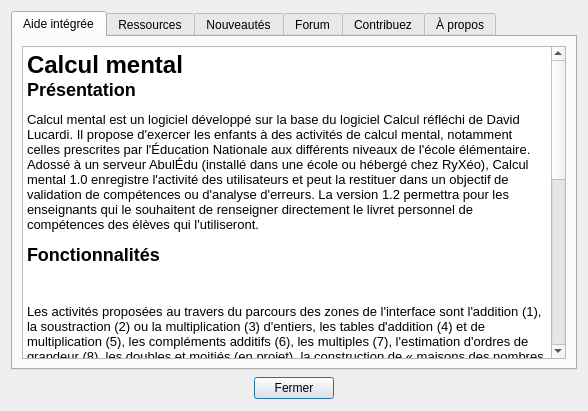
Qt form src/abuleduaproposv0.ui (Txikilinux/leterrier-calculment) before a commit.
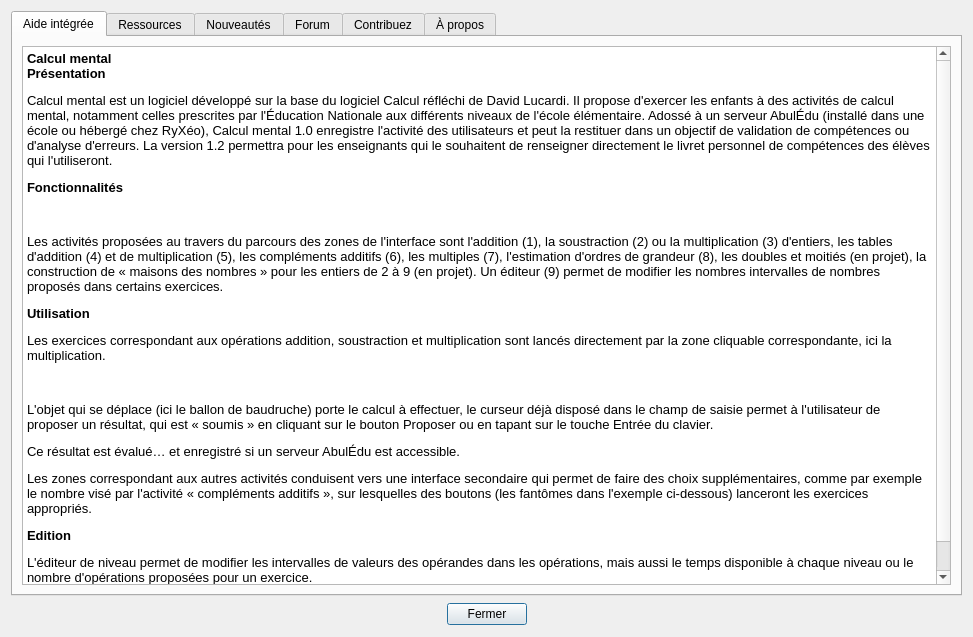
The same form after that commit. The open tabs and pages were chosen to show the change. Icons and pictures are not drawn.

Commit message: Intégration nouvelle boite à propos

The edit to the form file:
```diff
--- a/src/abuleduaproposv0.ui
+++ b/src/abuleduaproposv0.ui
@@ -6,8 +6,8 @@
    <rect>
     <x>0</x>
     <y>0</y>
-    <width>588</width>
-    <height>411</height>
+    <width>973</width>
+    <height>637</height>
    </rect>
   </property>
   <property name="windowTitle">
@@ -41,27 +41,27 @@
             <string>&lt;!DOCTYPE HTML PUBLIC &quot;-//W3C//DTD HTML 4.0//EN&quot; &quot;http://www.w3.org/TR/REC-html40/strict.dtd&quot;&gt;
 &lt;html&gt;&lt;head&gt;&lt;meta name=&quot;qrichtext&quot; content=&quot;1&quot; /&gt;&lt;title&gt;Aide Calculette&lt;/title&gt;&lt;style type=&quot;text/css&quot;&gt;
 p, li { white-space: pre-wrap; }
-&lt;/style&gt;&lt;/head&gt;&lt;body style=&quot; font-family:'Sans'; font-size:10pt; font-weight:400; font-style:normal;&quot;&gt;
+&lt;/style&gt;&lt;/head&gt;&lt;body style=&quot; font-family:'Sans Serif'; font-size:9pt; font-weight:400; font-style:normal;&quot;&gt;
 &lt;table border=&quot;0&quot; style=&quot;-qt-table-type: root; margin-top:4px; margin-bottom:4px; margin-left:4px; margin-right:4px;&quot;&gt;
 &lt;tr&gt;
 &lt;td style=&quot;border: none;&quot;&gt;
-&lt;p style=&quot; margin-top:0px; margin-bottom:0px; margin-left:0px; margin-right:0px; -qt-block-indent:0; text-indent:0px;&quot;&gt;&lt;a name=&quot;calcul_mental&quot;&gt;&lt;/a&gt;&lt;span style=&quot; font-size:xx-large; font-weight:600;&quot;&gt;C&lt;/span&gt;&lt;span style=&quot; font-size:xx-large; font-weight:600;&quot;&gt;alcul mental&lt;/span&gt;&lt;/p&gt;
-&lt;p style=&quot; margin-top:0px; margin-bottom:0px; margin-left:0px; margin-right:0px; -qt-block-indent:0; text-indent:0px;&quot;&gt;&lt;a name=&quot;presentation&quot;&gt;&lt;/a&gt;&lt;span style=&quot; font-size:x-large; font-weight:600;&quot;&gt;P&lt;/span&gt;&lt;span style=&quot; font-size:x-large; font-weight:600;&quot;&gt;résentation&lt;/span&gt;&lt;/p&gt;
-&lt;p style=&quot; margin-top:12px; margin-bottom:12px; margin-left:0px; margin-right:0px; -qt-block-indent:0; text-indent:0px;&quot;&gt;Calcul mental est un logiciel développé sur la base du logiciel Calcul réfléchi de David Lucardi. Il propose d'exercer les enfants à des activités de calcul mental, notamment celles prescrites par l'Éducation Nationale aux différents niveaux de l'école élémentaire. Adossé à un serveur AbulÉdu (installé dans une école ou hébergé chez RyXéo), Calcul mental 1.0 enregistre l'activité des utilisateurs et peut la restituer dans un objectif de validation de compétences ou d'analyse d'erreurs. La version 1.2 permettra pour les enseignants qui le souhaitent de renseigner directement le livret personnel de compétences des élèves qui l'utiliseront. &lt;/p&gt;
-&lt;p style=&quot; margin-top:0px; margin-bottom:0px; margin-left:0px; margin-right:0px; -qt-block-indent:0; text-indent:0px;&quot;&gt;&lt;a name=&quot;fonctionnalites&quot;&gt;&lt;/a&gt;&lt;span style=&quot; font-size:x-large; font-weight:600;&quot;&gt;F&lt;/span&gt;&lt;span style=&quot; font-size:x-large; font-weight:600;&quot;&gt;onctionnalités&lt;/span&gt;&lt;/p&gt;
-&lt;p style=&quot; margin-top:12px; margin-bottom:12px; margin-left:0px; margin-right:0px; -qt-block-indent:0; text-indent:0px;&quot;&gt;&lt;img src=&quot;data/images/leterrier-calculment-interface1.jpg&quot; /&gt; &lt;/p&gt;
-&lt;p style=&quot; margin-top:12px; margin-bottom:12px; margin-left:0px; margin-right:0px; -qt-block-indent:0; text-indent:0px;&quot;&gt;Les activités proposées au travers du parcours des zones de l'interface sont l'addition (1), la soustraction (2) ou la multiplication (3) d'entiers, les tables d'addition (4) et de multiplication (5), les compléments additifs (6), les multiples (7), l'estimation d'ordres de grandeur (8), les doubles et moitiés (en projet), la construction de « maisons des nombres » pour les entiers de 2 à 9 (en projet). Un éditeur (9) permet de modifier les nombres intervalles de nombres proposés dans certains exercices. &lt;/p&gt;
-&lt;p style=&quot; margin-top:0px; margin-bottom:0px; margin-left:0px; margin-right:0px; -qt-block-indent:0; text-indent:0px;&quot;&gt;&lt;a name=&quot;utilisation&quot;&gt;&lt;/a&gt;&lt;span style=&quot; font-size:x-large; font-weight:600;&quot;&gt;U&lt;/span&gt;&lt;span style=&quot; font-size:x-large; font-weight:600;&quot;&gt;tilisation&lt;/span&gt;&lt;/p&gt;
-&lt;p style=&quot; margin-top:12px; margin-bottom:12px; margin-left:0px; margin-right:0px; -qt-block-indent:0; text-indent:0px;&quot;&gt;Les exercices correspondant aux opérations addition, soustraction et multiplication sont lancés directement par la zone cliquable correspondante, ici la multiplication. &lt;/p&gt;
-&lt;p style=&quot; margin-top:12px; margin-bottom:12px; margin-left:0px; margin-right:0px; -qt-block-indent:0; text-indent:0px;&quot;&gt;&lt;img src=&quot;data/images/leterrier-calculment-multiplex.jpg&quot; /&gt; &lt;/p&gt;
-&lt;p style=&quot; margin-top:12px; margin-bottom:12px; margin-left:0px; margin-right:0px; -qt-block-indent:0; text-indent:0px;&quot;&gt;L'objet qui se déplace (ici le ballon de baudruche) porte le calcul à effectuer, le curseur déjà disposé dans le champ de saisie permet à l'utilisateur de proposer un résultat, qui est « soumis » en cliquant sur le bouton Proposer ou en tapant sur le touche Entrée du clavier. &lt;/p&gt;
+&lt;p style=&quot; margin-top:0px; margin-bottom:0px; margin-left:0px; margin-right:0px; -qt-block-indent:0; text-indent:0px;&quot;&gt;&lt;a name=&quot;calcul_mental&quot;&gt;&lt;/a&gt;&lt;span style=&quot; font-family:'Sans'; font-size:10pt; font-weight:600;&quot;&gt;C&lt;/span&gt;&lt;span style=&quot; font-family:'Sans'; font-size:10pt; font-weight:600;&quot;&gt;alcul mental&lt;/span&gt;&lt;/p&gt;
+&lt;p style=&quot; margin-top:0px; margin-bottom:0px; margin-left:0px; margin-right:0px; -qt-block-indent:0; text-indent:0px;&quot;&gt;&lt;a name=&quot;presentation&quot;&gt;&lt;/a&gt;&lt;span style=&quot; font-family:'Sans'; font-size:10pt; font-weight:600;&quot;&gt;P&lt;/span&gt;&lt;span style=&quot; font-family:'Sans'; font-size:10pt; font-weight:600;&quot;&gt;résentation&lt;/span&gt;&lt;/p&gt;
+&lt;p style=&quot; margin-top:12px; margin-bottom:12px; margin-left:0px; margin-right:0px; -qt-block-indent:0; text-indent:0px;&quot;&gt;&lt;span style=&quot; font-family:'Sans'; font-size:10pt;&quot;&gt;Calcul mental est un logiciel développé sur la base du logiciel Calcul réfléchi de David Lucardi. Il propose d'exercer les enfants à des activités de calcul mental, notamment celles prescrites par l'Éducation Nationale aux différents niveaux de l'école élémentaire. Adossé à un serveur AbulÉdu (installé dans une école ou hébergé chez RyXéo), Calcul mental 1.0 enregistre l'activité des utilisateurs et peut la restituer dans un objectif de validation de compétences ou d'analyse d'erreurs. La version 1.2 permettra pour les enseignants qui le souhaitent de renseigner directement le livret personnel de compétences des élèves qui l'utiliseront. &lt;/span&gt;&lt;/p&gt;
+&lt;p style=&quot; margin-top:0px; margin-bottom:0px; margin-left:0px; margin-right:0px; -qt-block-indent:0; text-indent:0px;&quot;&gt;&lt;a name=&quot;fonctionnalites&quot;&gt;&lt;/a&gt;&lt;span style=&quot; font-family:'Sans'; font-size:10pt; font-weight:600;&quot;&gt;F&lt;/span&gt;&lt;span style=&quot; font-family:'Sans'; font-size:10pt; font-weight:600;&quot;&gt;onctionnalités&lt;/span&gt;&lt;/p&gt;
+&lt;p style=&quot; margin-top:12px; margin-bottom:12px; margin-left:0px; margin-right:0px; -qt-block-indent:0; text-indent:0px;&quot;&gt;&lt;img src=&quot;data/images/leterrier-calculment-interface1.jpg&quot; /&gt;&lt;span style=&quot; font-family:'Sans'; font-size:10pt;&quot;&gt; &lt;/span&gt;&lt;/p&gt;
+&lt;p style=&quot; margin-top:12px; margin-bottom:12px; margin-left:0px; margin-right:0px; -qt-block-indent:0; text-indent:0px;&quot;&gt;&lt;span style=&quot; font-family:'Sans'; font-size:10pt;&quot;&gt;Les activités proposées au travers du parcours des zones de l'interface sont l'addition (1), la soustraction (2) ou la multiplication (3) d'entiers, les tables d'addition (4) et de multiplication (5), les compléments additifs (6), les multiples (7), l'estimation d'ordres de grandeur (8), les doubles et moitiés (en projet), la construction de « maisons des nombres » pour les entiers de 2 à 9 (en projet). Un éditeur (9) permet de modifier les nombres intervalles de nombres proposés dans certains exercices. &lt;/span&gt;&lt;/p&gt;
+&lt;p style=&quot; margin-top:0px; margin-bottom:0px; margin-left:0px; margin-right:0px; -qt-block-indent:0; text-indent:0px;&quot;&gt;&lt;a name=&quot;utilisation&quot;&gt;&lt;/a&gt;&lt;span style=&quot; font-family:'Sans'; font-size:10pt; font-weight:600;&quot;&gt;U&lt;/span&gt;&lt;span style=&quot; font-family:'Sans'; font-size:10pt; font-weight:600;&quot;&gt;tilisation&lt;/span&gt;&lt;/p&gt;
+&lt;p style=&quot; margin-top:12px; margin-bottom:12px; margin-left:0px; margin-right:0px; -qt-block-indent:0; text-indent:0px;&quot;&gt;&lt;span style=&quot; font-family:'Sans'; font-size:10pt;&quot;&gt;Les exercices correspondant aux opérations addition, soustraction et multiplication sont lancés directement par la zone cliquable correspondante, ici la multiplication. &lt;/span&gt;&lt;/p&gt;
+&lt;p style=&quot; margin-top:12px; margin-bottom:12px; margin-left:0px; margin-right:0px; -qt-block-indent:0; text-indent:0px;&quot;&gt;&lt;img src=&quot;data/images/leterrier-calculment-multiplex.jpg&quot; /&gt;&lt;span style=&quot; font-family:'Sans'; font-size:10pt;&quot;&gt; &lt;/span&gt;&lt;/p&gt;
+&lt;p style=&quot; margin-top:12px; margin-bottom:12px; margin-left:0px; margin-right:0px; -qt-block-indent:0; text-indent:0px;&quot;&gt;&lt;span style=&quot; font-family:'Sans'; font-size:10pt;&quot;&gt;L'objet qui se déplace (ici le ballon de baudruche) porte le calcul à effectuer, le curseur déjà disposé dans le champ de saisie permet à l'utilisateur de proposer un résultat, qui est « soumis » en cliquant sur le bouton Proposer ou en tapant sur le touche Entrée du clavier. &lt;/span&gt;&lt;/p&gt;
 &lt;p style=&quot; margin-top:12px; margin-bottom:12px; margin-left:0px; margin-right:0px; -qt-block-indent:0; text-indent:0px;&quot;&gt;&lt;img src=&quot;data/images/leterrier-calculment-multiplres.jpg&quot; /&gt;&lt;/p&gt;
-&lt;p style=&quot; margin-top:12px; margin-bottom:12px; margin-left:0px; margin-right:0px; -qt-block-indent:0; text-indent:0px;&quot;&gt;Ce résultat est évalué… et enregistré si un serveur AbulÉdu est accessible. &lt;/p&gt;
-&lt;p style=&quot; margin-top:12px; margin-bottom:12px; margin-left:0px; margin-right:0px; -qt-block-indent:0; text-indent:0px;&quot;&gt;Les zones correspondant aux autres activités conduisent vers une interface secondaire qui permet de faire des choix supplémentaires, comme par exemple le nombre visé par l'activité « compléments additifs », sur lesquelles des boutons (les fantômes dans l'exemple ci-dessous) lanceront les exercices appropriés. &lt;/p&gt;
+&lt;p style=&quot; margin-top:12px; margin-bottom:12px; margin-left:0px; margin-right:0px; -qt-block-indent:0; text-indent:0px;&quot;&gt;&lt;span style=&quot; font-family:'Sans'; font-size:10pt;&quot;&gt;Ce résultat est évalué… et enregistré si un serveur AbulÉdu est accessible. &lt;/span&gt;&lt;/p&gt;
+&lt;p style=&quot; margin-top:12px; margin-bottom:12px; margin-left:0px; margin-right:0px; -qt-block-indent:0; text-indent:0px;&quot;&gt;&lt;span style=&quot; font-family:'Sans'; font-size:10pt;&quot;&gt;Les zones correspondant aux autres activités conduisent vers une interface secondaire qui permet de faire des choix supplémentaires, comme par exemple le nombre visé par l'activité « compléments additifs », sur lesquelles des boutons (les fantômes dans l'exemple ci-dessous) lanceront les exercices appropriés. &lt;/span&gt;&lt;/p&gt;
 &lt;p style=&quot; margin-top:12px; margin-bottom:12px; margin-left:0px; margin-right:0px; -qt-block-indent:0; text-indent:0px;&quot;&gt;&lt;img src=&quot;data/images/leterrier-calculment-interface2.jpg&quot; /&gt;&lt;/p&gt;
-&lt;p style=&quot; margin-top:0px; margin-bottom:0px; margin-left:0px; margin-right:0px; -qt-block-indent:0; text-indent:0px;&quot;&gt;&lt;a name=&quot;edition&quot;&gt;&lt;/a&gt;&lt;span style=&quot; font-size:x-large; font-weight:600;&quot;&gt;E&lt;/span&gt;&lt;span style=&quot; font-size:x-large; font-weight:600;&quot;&gt;dition&lt;/span&gt;&lt;/p&gt;
-&lt;p style=&quot; margin-top:12px; margin-bottom:12px; margin-left:0px; margin-right:0px; -qt-block-indent:0; text-indent:0px;&quot;&gt;L'éditeur de niveau permet de modifier les intervalles de valeurs des opérandes dans les opérations, mais aussi le temps disponible à chaque niveau ou le nombre d'opérations proposées pour un exercice. &lt;/p&gt;
-&lt;p style=&quot; margin-top:12px; margin-bottom:12px; margin-left:0px; margin-right:0px; -qt-block-indent:0; text-indent:0px;&quot;&gt;&lt;img src=&quot;data/images/leterrier-calculment-editeur.jpg&quot; /&gt; &lt;/p&gt;&lt;/td&gt;&lt;/tr&gt;&lt;/table&gt;&lt;/body&gt;&lt;/html&gt;</string>
+&lt;p style=&quot; margin-top:0px; margin-bottom:0px; margin-left:0px; margin-right:0px; -qt-block-indent:0; text-indent:0px;&quot;&gt;&lt;a name=&quot;edition&quot;&gt;&lt;/a&gt;&lt;span style=&quot; font-family:'Sans'; font-size:10pt; font-weight:600;&quot;&gt;E&lt;/span&gt;&lt;span style=&quot; font-family:'Sans'; font-size:10pt; font-weight:600;&quot;&gt;dition&lt;/span&gt;&lt;/p&gt;
+&lt;p style=&quot; margin-top:12px; margin-bottom:12px; margin-left:0px; margin-right:0px; -qt-block-indent:0; text-indent:0px;&quot;&gt;&lt;span style=&quot; font-family:'Sans'; font-size:10pt;&quot;&gt;L'éditeur de niveau permet de modifier les intervalles de valeurs des opérandes dans les opérations, mais aussi le temps disponible à chaque niveau ou le nombre d'opérations proposées pour un exercice. &lt;/span&gt;&lt;/p&gt;
+&lt;p style=&quot; margin-top:12px; margin-bottom:12px; margin-left:0px; margin-right:0px; -qt-block-indent:0; text-indent:0px;&quot;&gt;&lt;img src=&quot;data/images/leterrier-calculment-editeur.jpg&quot; /&gt;&lt;span style=&quot; font-family:'Sans'; font-size:10pt;&quot;&gt; &lt;/span&gt;&lt;/p&gt;&lt;/td&gt;&lt;/tr&gt;&lt;/table&gt;&lt;/body&gt;&lt;/html&gt;</string>
            </property>
            <property name="searchPaths">
             <stringlist/>
```
Left out of the diff: 66 changed lines with no effect on the pictures. The commit also changes 7 other files.
